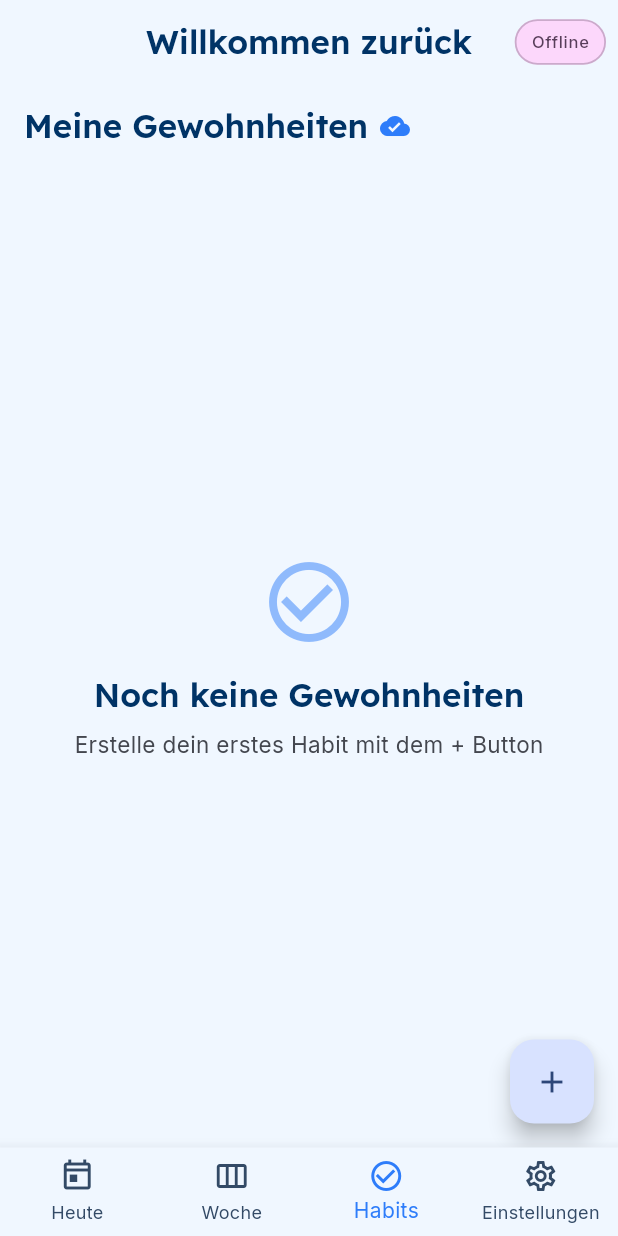
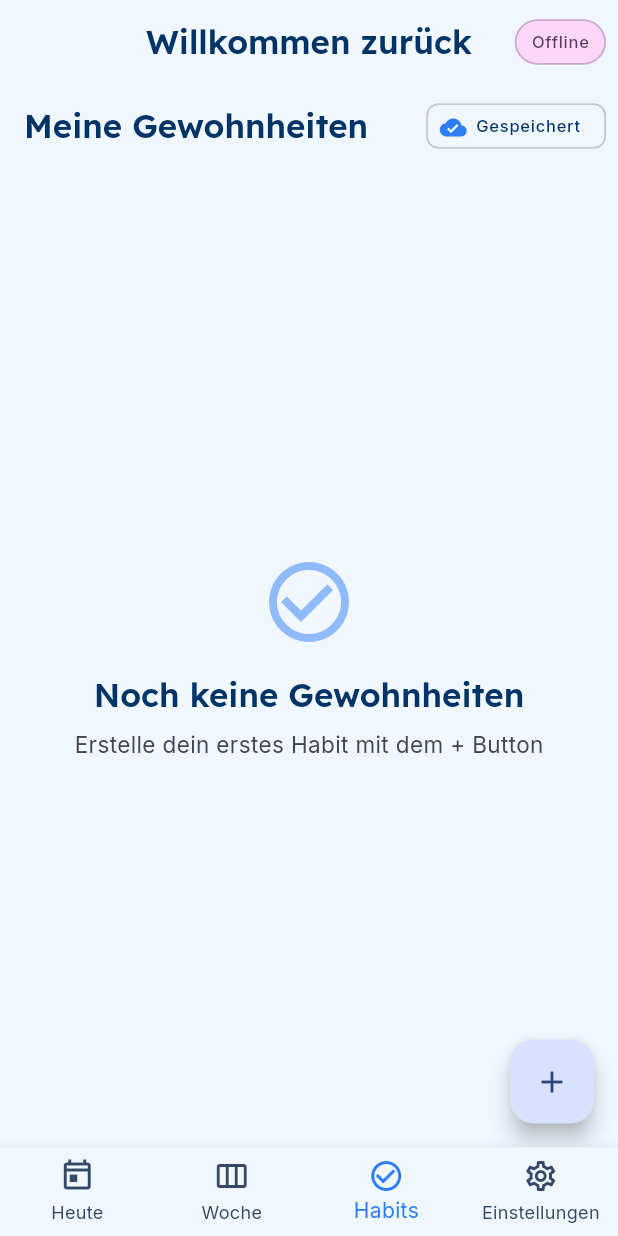
Before and after one commit to AlexBuchnerTeacher/reflecto, a Flutter app: the screen it shows once a user with an empty profile is signed in, item 3 of the bottom bar chosen, on a phone screen of 412 x 824 dp. Run offline on Flutter 3.47's test engine with Material 3 defaults, Android fonts, the light colour scheme and no system bars; our stand-ins replace cloud_firestore, firebase_auth, firebase_core, flutter_riverpod, google_fonts, package_info_plus and 1 more; accounts and stored records are empty; statements that could not run were skipped.

Commit message:
fix: Sync-Status als Chip rechts oben in AppBar

```diff
--- a/lib/screens/habit_screen.dart
+++ b/lib/screens/habit_screen.dart
@@ -27,31 +27,26 @@ class HabitScreen extends ConsumerWidget {
 
     return Scaffold(
       appBar: AppBar(
-        title: Row(
-          children: [
-            const Text('Meine Gewohnheiten'),
-            const SizedBox(width: 8),
-            if (!isSynced)
-              const Tooltip(
-                message: 'Synchronisiere...',
-                child: SizedBox(
-                  width: 16,
-                  height: 16,
-                  child: CircularProgressIndicator(strokeWidth: 2),
-                ),
-              )
-            else
-              Tooltip(
-                message: 'Synchronisiert',
-                child: Icon(
-                  Icons.cloud_done,
-                  size: 20,
-                  color: theme.colorScheme.primary,
-                ),
+        title: const Text('Meine Gewohnheiten'),
+        actions: [
+          // Sync-Status Chip
+          Padding(
+            padding: const EdgeInsets.only(right: 8),
+            child: Chip(
+              avatar: Icon(
+                isSynced ? Icons.cloud_done : Icons.cloud_sync,
+                size: 18,
+                color: isSynced
+                    ? theme.colorScheme.primary
+                    : theme.colorScheme.onSurfaceVariant,
               ),
-          ],
-        ),
-        actions: [
+              label: Text(
+                isSynced ? 'Gespeichert' : 'Speichert...',
+                style: theme.textTheme.labelSmall,
+              ),
+              visualDensity: VisualDensity.compact,
+            ),
+          ),
           if (_isAdmin(uid))
             IconButton(
               tooltip: 'Vorlagen einspielen (Debug)',
```
